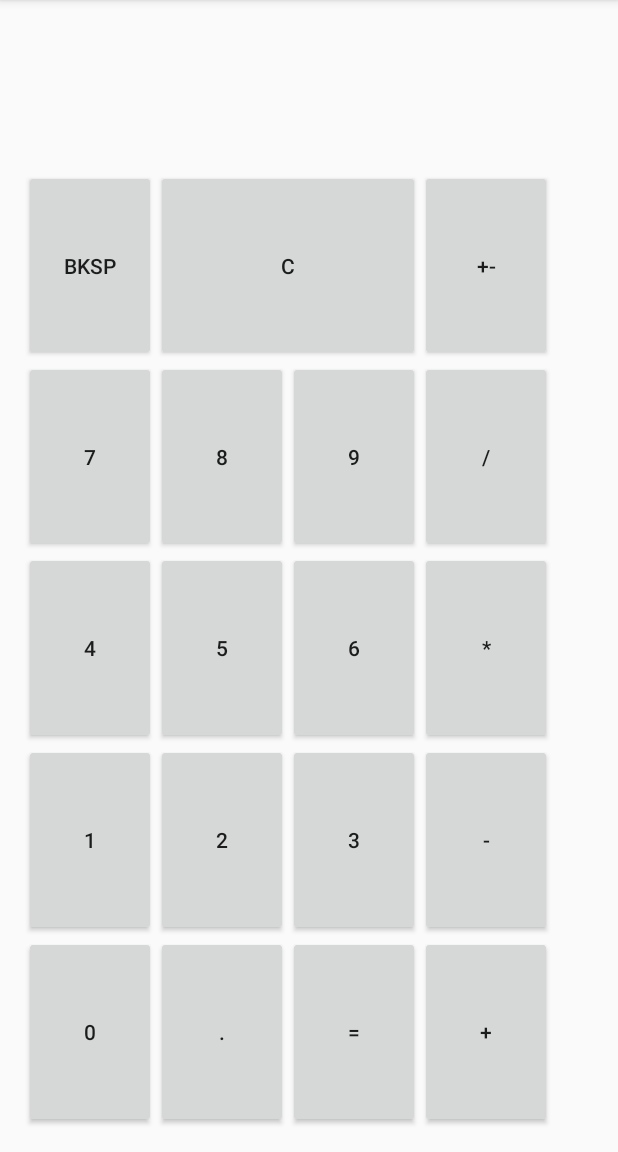
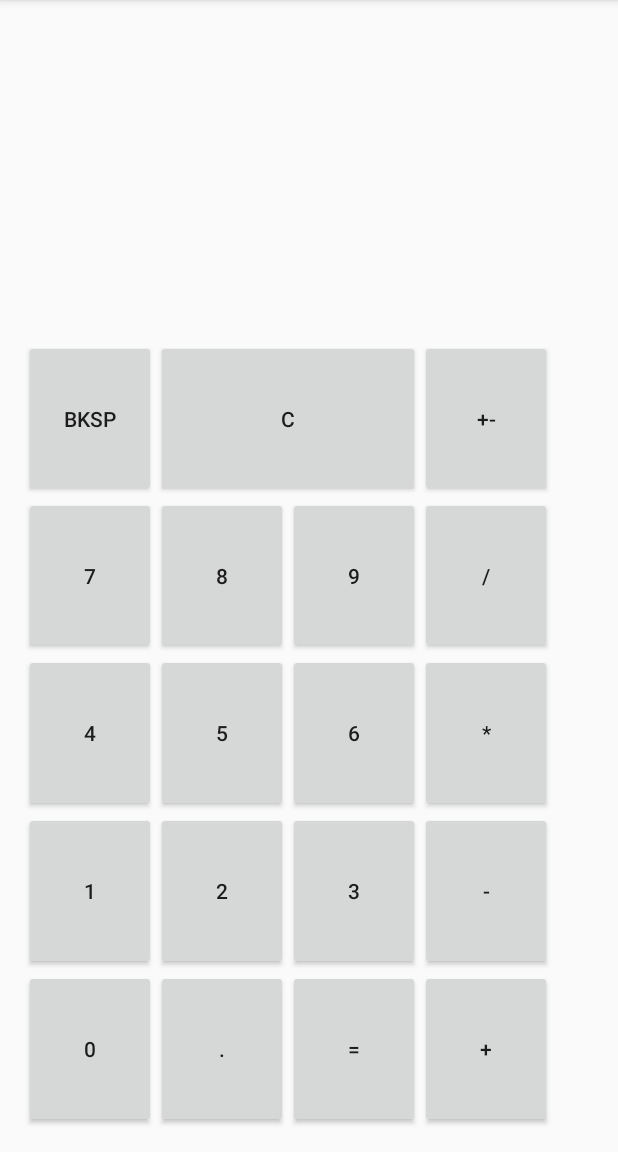
Before and after one commit to donsokollo/Android_calculator_repo, an Android app: the SimpleActivity screen opened directly, with no data from a screen before it, after a tap on "BKSP", on a phone screen of 412 x 824 dp, the part 84-1236 px from its top. Run offline under Robolectric (Android 15) with nearby library versions, the phone set to English and light mode, and no system bars; 3 statements that could not run were skipped.

Commit message:
Full calculator (simple+advanced). Still some issues with horizontal orientation in simple and advanced pages.

```diff
--- a/app/src/main/AndroidManifest.xml
+++ b/app/src/main/AndroidManifest.xml
@@ -20,7 +20,8 @@
             android:parentActivityName=".MainActivity" />
         <activity
             android:name=".SimpleActivity"
-            android:parentActivityName=".MainActivity" />
+            android:parentActivityName=".MainActivity"
+            android:configChanges="orientation|screenSize|keyboardHidden"/>
         <activity
             android:name=".AdvancedActivity"
             android:parentActivityName=".MainActivity"/>
--- a/app/src/main/java/com/dm/chebotarskyi/calculator/MainActivity.java
+++ b/app/src/main/java/com/dm/chebotarskyi/calculator/MainActivity.java
@@ -34,7 +34,7 @@ public class MainActivity extends AppCompatActivity {
         mAdvancedBtn.setOnClickListener(new View.OnClickListener() {
             @Override
             public void onClick(View v) {
-                Intent intent = new Intent(MainActivity.this, SimpleActivity.class);
+                Intent intent = new Intent(MainActivity.this, AdvancedActivity.class);
                 startActivity(intent);
             }
         });
--- a/app/src/main/java/com/dm/chebotarskyi/calculator/SimpleActivity.java
+++ b/app/src/main/java/com/dm/chebotarskyi/calculator/SimpleActivity.java
@@ -42,40 +42,48 @@ public class SimpleActivity extends AppCompatActivity {
         super.onCreate(savedInstanceState);
         setContentView(R.layout.activity_simple_calculator);
 
-        logic = new CalcLogic(this);
-
-
+        logic = new CalcLogic();
         mSimpDisplay = (TextView) findViewById(R.id.simple_displayText);
         mSimpSmallDisplay = (TextView) findViewById(R.id.simple_smalldisplayText);
-
-
     }
 
 
     public void onBkspClick(View v){
+
         logic.clearLastDigit();
+        setDisplay();
     }
 
     public void onSimpleCclick(View v){
         logic.clearAll();
+        setDisplay();
     }
 
     public void onOperatorClick(View v){
         Button btn = (Button) v;
         logic.makeOperation(((Button) v).getText().toString());
+        setDisplay();
     }
 
     public void onPmClick(View v) {
+
         logic.negateCurrNumb();
+        setDisplay();
     }
 
 
         public void onNumberClick(View v) {
             Button btn = (Button) v;
             logic.addDigit(btn.getText().toString());
+            setDisplay();
+
         }
 
-
+    private  void setDisplay(){
+        String[] temp =logic.setDispText();
+        mSimpDisplay.setText(temp[0]);
+        mSimpSmallDisplay.setText(temp[1]);
+    }
 
 
 
--- a/app/src/main/res/layout/activity_advanced.xml
+++ b/app/src/main/res/layout/activity_advanced.xml
@@ -89,14 +89,14 @@
             android:onClick="onFunClick"/>
         <Button
             android:id="@+id/simple_xy_btn"
-            android:text="x^y"
+            android:text="^"
             android:layout_rowWeight="1"
-            android:onClick="onNumberClick"/>
+            android:onClick="onOperatorClick"/>
         <Button
             android:id="@+id/simple_log_btn"
             android:text="log"
             android:layout_rowWeight="1"
-            android:onClick="onOperatorClick"/>
+            android:onClick="onFunClick"/>
         <Button
             android:id="@+id/simple_7_btn"
             android:text="7"
--- a/app/src/main/res/layout/activity_simple_calculator.xml
+++ b/app/src/main/res/layout/activity_simple_calculator.xml
@@ -1,5 +1,5 @@
 <?xml version="1.0" encoding="utf-8"?>
-<LinearLayout xmlns:android="http://schemas.android.com/apk/res/android"
+<GridLayout xmlns:android="http://schemas.android.com/apk/res/android"
     xmlns:tools="http://schemas.android.com/tools"
     android:id="@+id/activity_simple_calculator"
     android:layout_width="match_parent"
@@ -9,12 +9,24 @@
     android:paddingRight="@dimen/activity_horizontal_margin"
     android:paddingTop="@dimen/activity_vertical_margin"
     android:orientation="vertical"
+    android:gravity="center"
+    android:rowCount="1"
+    android:columnCount="1"
+
     tools:context="com.dm.chebotarskyi.calculator.SimpleActivity">
+
+       <GridLayout
+           android:layout_width="match_parent"
+           android:layout_height="match_parent"
+           android:rowCount="7"
+           android:columnCount="4"
+           >
+
 
        <TextView
            android:id="@+id/simple_displayText"
-        android:layout_width="match_parent"
-        android:layout_height="wrap_content"
+           android:layout_columnSpan="4"
+           android:layout_rowWeight="1"
            android:maxLines="1"
            android:layout_gravity="end"
            android:textAlignment="textEnd"
@@ -23,7 +35,8 @@
 
        <TextView
            android:id="@+id/simple_smalldisplayText"
-        android:layout_width="match_parent"
+           android:layout_columnSpan="4"
+           android:layout_rowWeight="1"
            android:layout_height="wrap_content"
            android:maxLines="1"
            android:layout_gravity="end"
@@ -31,12 +44,6 @@
            android:textSize="36sp"
            android:text=""/>
 
-
-   <GridLayout
-       android:layout_width="match_parent"
-       android:layout_height="match_parent"
-       android:rowCount="5"
-       android:columnCount="4">
 
        <Button
            android:id="@+id/simple_bksp_btn"
@@ -142,4 +149,4 @@
 
        </GridLayout>
 
-</LinearLayout>
+</GridLayout>
```
Also changed, not shown: app/src/main/java/com/dm/chebotarskyi/calculator/AdvancedActivity.java (+22 -2 lines), app/src/main/java/com/dm/chebotarskyi/calculator/CalcLogic.java (+109 -141 lines), app/src/main/java/com/dm/chebotarskyi/calculator/CurrNumber.java (added, +53 -0 lines), app/src/main/res/layout/activity_about.xml (+8 -1 lines). Lines whose indentation alone changed are shown as unchanged.
